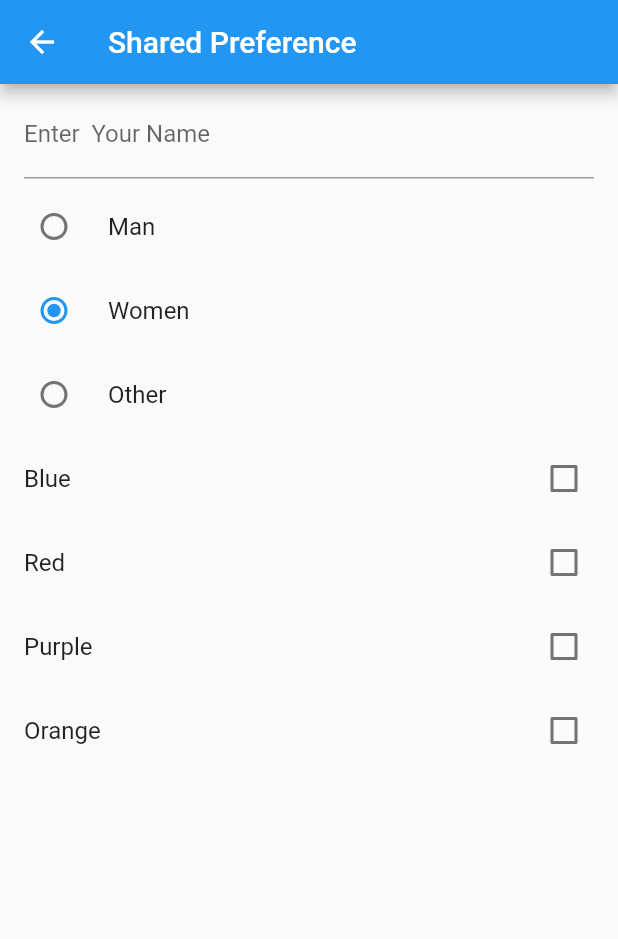
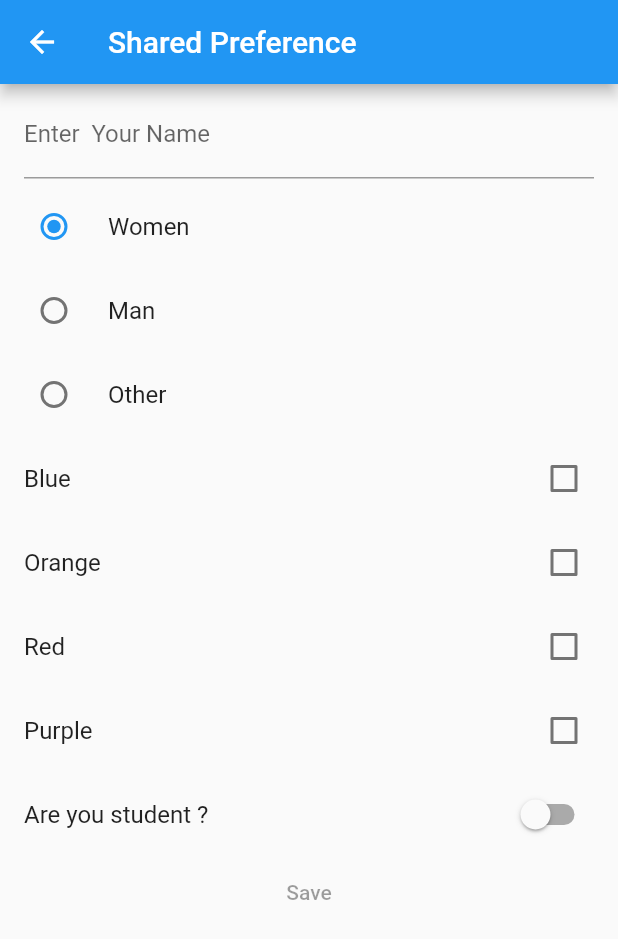
Before and after one commit to Gokdenizsari/flutter_storage, a Flutter app: the SharePreferencePage screen opened directly, on a phone screen of 412 x 824 dp. Shown: the top 939 px of the screen. Run offline on Flutter 3.47's test engine with Material 2 defaults, Android fonts, the phone set to English and light mode, and no system bars; our stand-ins replace shared_preferences; accounts and stored records are empty; statements that could not run were skipped.

Commit message:
Update sherad_preference.dart

```diff
--- a/lib/sherad_preference.dart
+++ b/lib/sherad_preference.dart
@@ -1,6 +1,7 @@
 import 'package:flutter/foundation.dart';
 import 'package:flutter/material.dart';
 import 'package:flutter_storage/model/gender.dart';
+import 'package:shared_preferences/shared_preferences.dart';
 
 class SharePreferencePage extends StatefulWidget {
   const SharePreferencePage({Key? key}) : super(key: key);
@@ -14,6 +15,10 @@ class _SharePreferencePageState extends State<SharePreferencePage> {
 
   var _selectedColors = [];
 
+  var _student = false;
+
+  TextEditingController _nameController = TextEditingController();
+
   @override
   Widget build(BuildContext context) {
     return Scaffold(
@@ -24,6 +29,7 @@ class _SharePreferencePageState extends State<SharePreferencePage> {
         children: [
           ListTile(
             title: TextField(
+              controller: _nameController,
               decoration: InputDecoration(labelText: "Enter  Your Name"),
             ),
           ),
@@ -64,13 +70,16 @@ class _SharePreferencePageState extends State<SharePreferencePage> {
                   _selectedGender = selectedGender!;
                 });
               }),*/
-          _buildRadioListTiles("Man", Gender.Man),
+          for (var item in Gender.values)
+            _buildRadioListTiles(describeEnum(item), item),
+          /* _buildRadioListTiles("Man", Gender.Man),
           _buildRadioListTiles("Women", Gender.Women),
-          _buildRadioListTiles("Other", Gender.Other),
-          _buildChecboxListTiles(Colors1.Blue),
+          _buildRadioListTiles("Other", Gender.Other),*/
+          for (var item in Colors1.values) _buildChecboxListTiles(item),
+          /* _buildChecboxListTiles(Colors1.Blue),
           _buildChecboxListTiles(Colors1.Red),
           _buildChecboxListTiles(Colors1.Purple),
-          _buildChecboxListTiles(Colors1.Orange),
+          _buildChecboxListTiles(Colors1.Orange),*/
           /*   CheckboxListTile(
               title: Text(describeEnum(Colors1.Purple)),
               value: _selectedColors.contains(Colors1.Purple),
@@ -82,10 +91,20 @@ class _SharePreferencePageState extends State<SharePreferencePage> {
                 }
                 setState(() {});
               })*/
+          SwitchListTile(
+              title: Text("Are you student ?"),
+              value: _student,
+              onChanged: (bool student) {
+                setState(() {
+                  _student = student;
+                });
+              }),
+          TextButton(onPressed: _saveData, child: Text("Save")),
         ],
       ),
     );
   }
+
 
   Widget _buildRadioListTiles(String title, Gender gender) {
     return RadioListTile(
```
